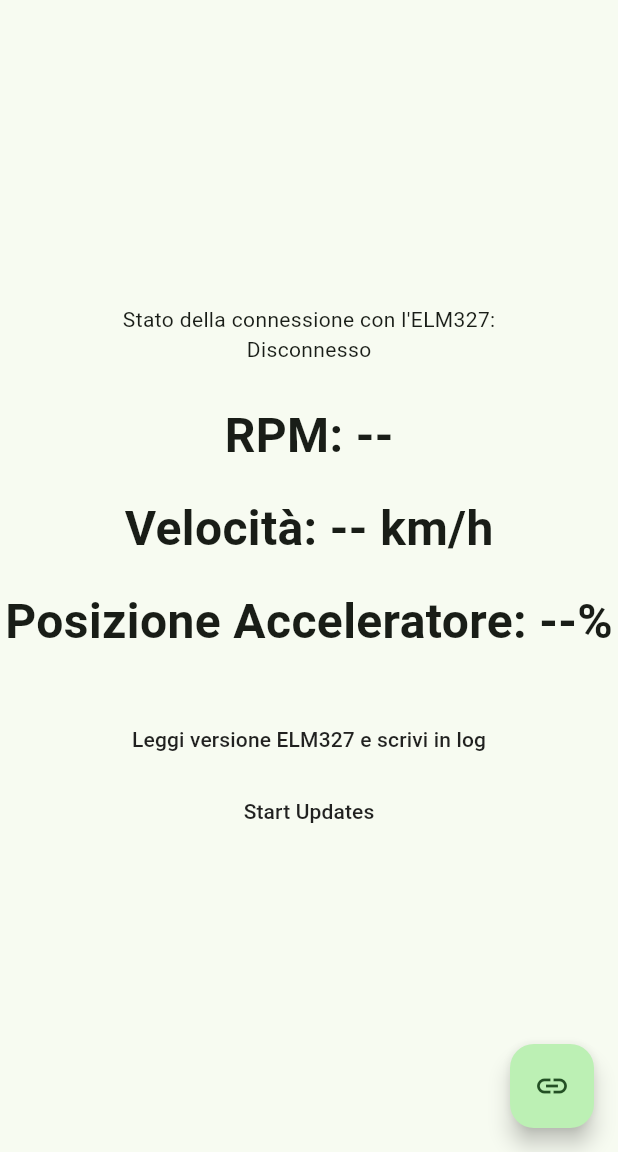
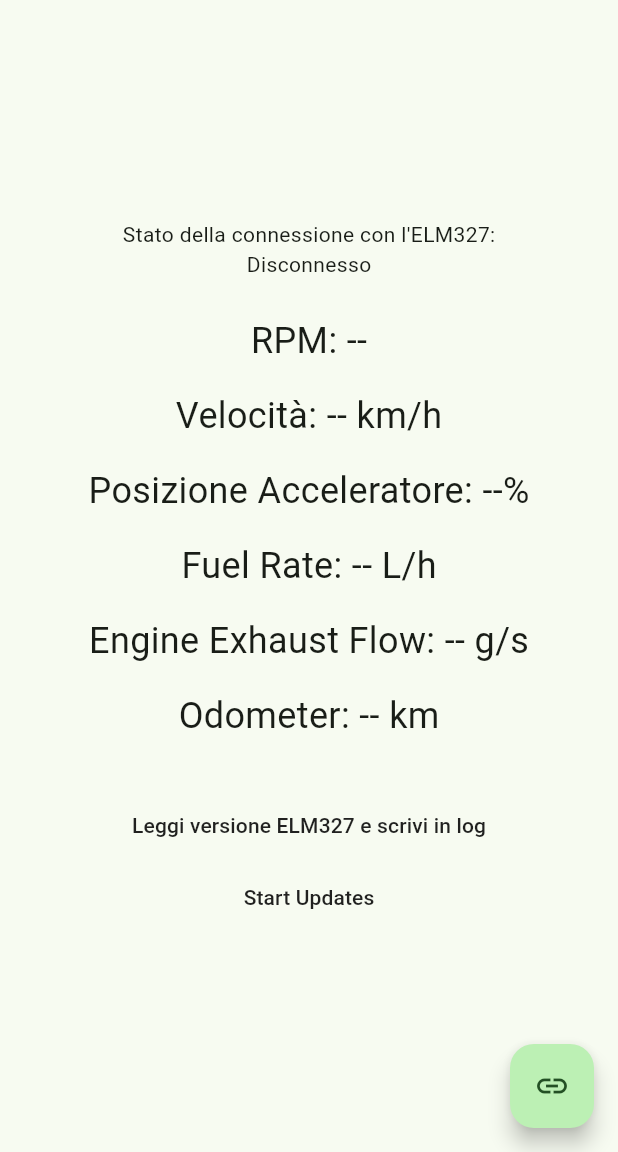
Before and after one commit to CunioloRaffaele/Colombo, a Flutter app: the screen it shows after launch, on a phone screen of 412 x 824 dp, the part 84-1236 px from its top. Run offline on Flutter 3.47's test engine with Material 3 defaults, Android fonts, the phone set to English and light mode, and no system bars; our stand-ins replace permission_handler.

Commit message:
Add fuel rate, exhaust flow, and odometer support
Implemented methods in Elm327Driver to read fuel rate, engine exhaust flow, and odometer values.

```diff
--- a/Client/lib/main.dart
+++ b/Client/lib/main.dart
@@ -40,6 +40,9 @@ class _MyHomePageState extends State<MyHomePage> {
   int? _rpm;
   int? _speed;
   double? _throttlePosition;
+  double? _fuelRate;
+  double? _engineExhaustFlow;
+  double? _odometer;
 
   Future<void> _startUpdates() async {
     print("update");
@@ -47,16 +50,30 @@ class _MyHomePageState extends State<MyHomePage> {
       print("update2");
       try {
         int rpm = await driver.rpm();
-        double throttle = 0.0;
+        double throttle = await driver.throttlePosition();
         int speed = await driver.speed();
+        double fuelRate = await driver.fuelRate();
+        double engineExhaustFlow = await driver.engineExhaustFlow();
+        double odometer = await driver.odometer();
         if (mounted) {
           setState(() {
             _rpm = rpm;
             _throttlePosition = throttle;
             _speed = speed;
+            _fuelRate = fuelRate;
+            _engineExhaustFlow = engineExhaustFlow;
+            _odometer = odometer;
           });
         }
       } catch (e) {
+        // show toast with error
+        print("Error during update: $e");
+        ScaffoldMessenger.of(context).showSnackBar(
+          SnackBar(
+            content: Text('Errore durante l\'aggiornamento: $e'),
+            duration: Duration(seconds: 5),
+          ),
+        );
         /*if (mounted) {
           setState(() {
             _isConnected = false;
@@ -175,17 +192,32 @@ class _MyHomePageState extends State<MyHomePage> {
             const SizedBox(height: 24),
             Text(
               _rpm != null ? 'RPM: $_rpm' : 'RPM: --',
-              style: const TextStyle(fontSize: 32, fontWeight: FontWeight.bold),
+              style: const TextStyle(fontSize: 24),
             ),
             const SizedBox(height: 16),
             Text(
               _speed != null ? 'Velocità: $_speed km/h' : 'Velocità: -- km/h',
-              style: const TextStyle(fontSize: 32, fontWeight: FontWeight.bold),
+              style: const TextStyle(fontSize: 24),
             ),
             const SizedBox(height: 16),
             Text(
               _throttlePosition != null ? 'Posizione Acceleratore: ${_throttlePosition!.toStringAsFixed(1)}%' : 'Posizione Acceleratore: --%',
-              style: const TextStyle(fontSize: 32, fontWeight: FontWeight.bold),
+              style: const TextStyle(fontSize: 24),
+            ),
+            const SizedBox(height: 16),
+            Text(
+              _fuelRate != null ? 'Fuel Rate: ${_fuelRate!.toStringAsFixed(2)} L/h' : 'Fuel Rate: -- L/h',
+              style: const TextStyle(fontSize: 24),
+            ),
+            const SizedBox(height: 16),
+            Text(
+              _engineExhaustFlow != null ? 'Engine Exhaust Flow: ${_engineExhaustFlow!.toStringAsFixed(2)} g/s' : 'Engine Exhaust Flow: -- g/s',
+              style: const TextStyle(fontSize: 24),
+            ),
+            const SizedBox(height: 16),
+            Text(
+              _odometer != null ? 'Odometer: ${_odometer!.toStringAsFixed(2)} km' : 'Odometer: -- km',
+              style: const TextStyle(fontSize: 24),
             ),
             const SizedBox(height: 32),
             MaterialButton(
```
Also changed, not shown: Client/lib/data/connector/driver_elm327.dart (+36 -1 lines).
